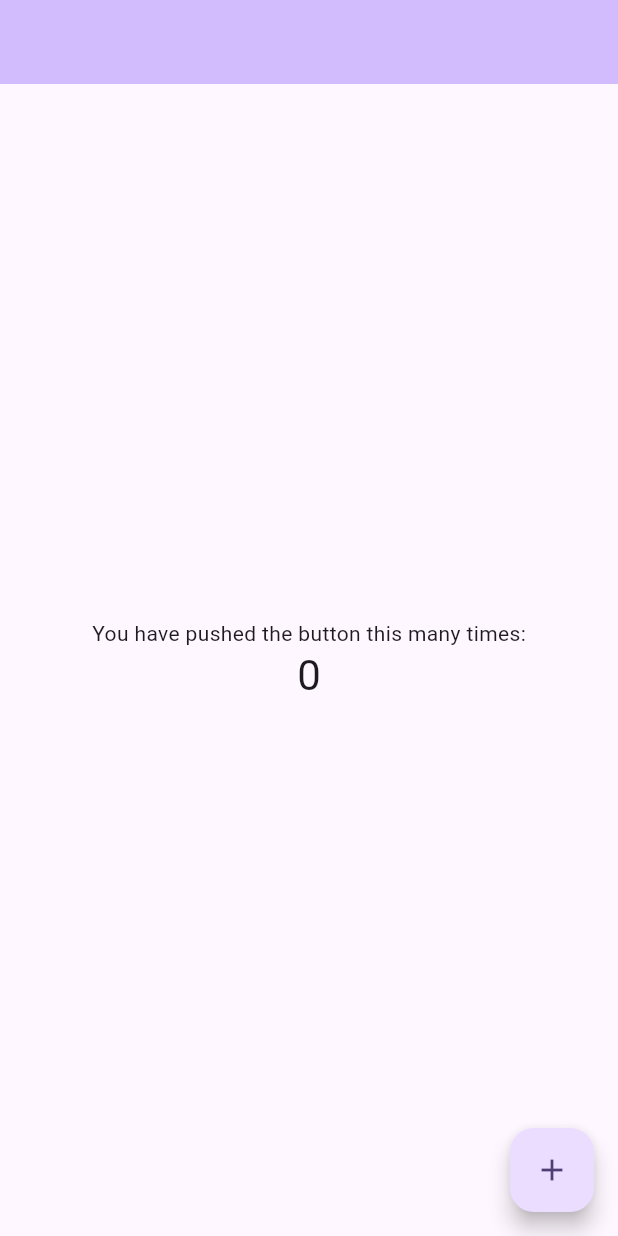
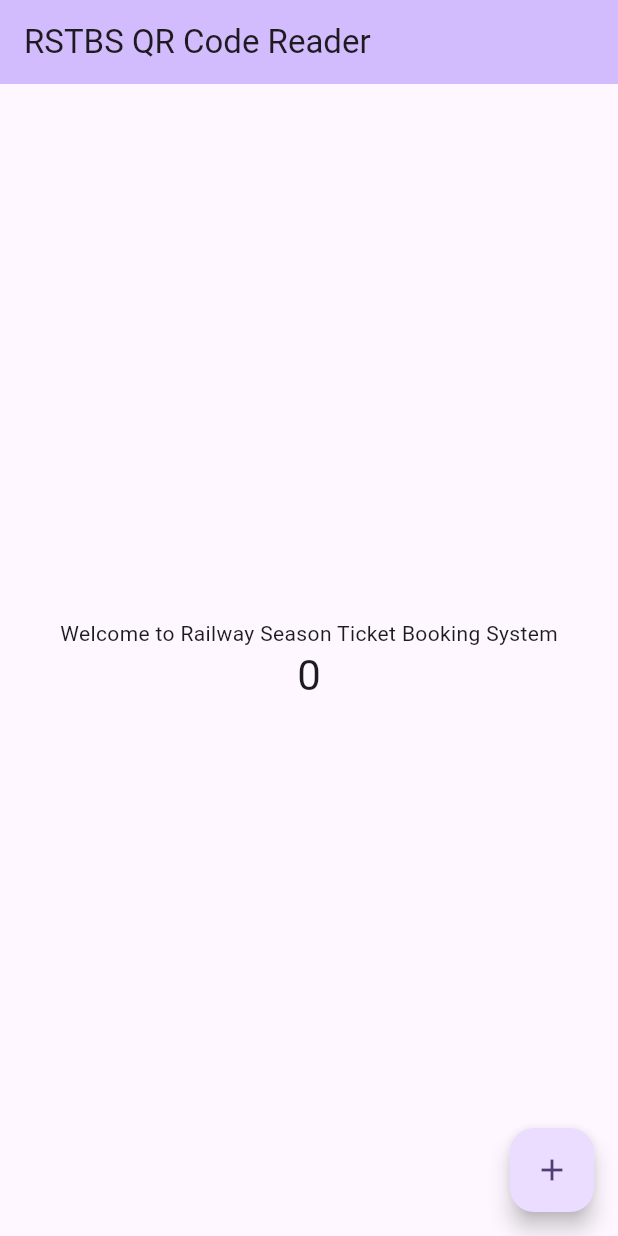
Before and after one commit to udaravimukthi/rstbs_qr_code_reader, a Flutter app: the screen it shows after launch, on a phone screen of 412 x 824 dp. Run offline on Flutter 3.47's test engine with Material 3 defaults, Android fonts, the phone set to English and light mode, and no system bars.

Commit message:
Added a change

```diff
--- a/lib/main.dart
+++ b/lib/main.dart
@@ -13,40 +13,16 @@ class MyApp extends StatelessWidget {
     return MaterialApp(
       title: 'Flutter Demo',
       theme: ThemeData(
-        // This is the theme of your application.
-        //
-        // TRY THIS: Try running your application with "flutter run". You'll see
-        // the application has a purple toolbar. Then, without quitting the app,
-        // try changing the seedColor in the colorScheme below to Colors.green
-        // and then invoke "hot reload" (save your changes or press the "hot
-        // reload" button in a Flutter-supported IDE, or press "r" if you used
-        // the command line to start the app).
-        //
-        // Notice that the counter didn't reset back to zero; the application
-        // state is not lost during the reload. To reset the state, use hot
-        // restart instead.
-        //
-        // This works for code too, not just values: Most code changes can be
-        // tested with just a hot reload.
         colorScheme: ColorScheme.fromSeed(seedColor: Colors.deepPurple),
         useMaterial3: true,
       ),
-      home: const MyHomePage(title: ''),
+      home: const MyHomePage(title: 'RSTBS QR Code Reader'),
     );
   }
 }
 
 class MyHomePage extends StatefulWidget {
   const MyHomePage({super.key, required this.title});
-
-  // This widget is the home page of your application. It is stateful, meaning
-  // that it has a State object (defined below) that contains fields that affect
-  // how it looks.
-
-  // This class is the configuration for the state. It holds the values (in this
-  // case the title) provided by the parent (in this case the App widget) and
-  // used by the build method of the State. Fields in a Widget subclass are
-  // always marked "final".
 
   final String title;
 
@@ -59,58 +35,27 @@ class _MyHomePageState extends State<MyHomePage> {
 
   void _incrementCounter() {
     setState(() {
-      // This call to setState tells the Flutter framework that something has
-      // changed in this State, which causes it to rerun the build method below
-      // so that the display can reflect the updated values. If we changed
-      // _counter without calling setState(), then the build method would not be
-      // called again, and so nothing would appear to happen.
       _counter++;
     });
   }
 
   @override
   Widget build(BuildContext context) {
-    // This method is rerun every time setState is called, for instance as done
-    // by the _incrementCounter method above.
-    //
-    // The Flutter framework has been optimized to make rerunning build methods
-    // fast, so that you can just rebuild anything that needs updating rather
-    // than having to individually change instances of widgets.
     return Scaffold(
       appBar: AppBar(
-        // TRY THIS: Try changing the color here to a specific color (to
-        // Colors.amber, perhaps?) and trigger a hot reload to see the AppBar
-        // change color while the other colors stay the same.
         backgroundColor: Theme.of(context).colorScheme.inversePrimary,
-        // Here we take the value from the MyHomePage object that was created by
-        // the App.build method, and use it to set our appbar title.
         title: Text(widget.title),
       ),
       body: Center(
-        // Center is a layout widget. It takes a single child and positions it
-        // in the middle of the parent.
         child: Column(
-          // Column is also a layout widget. It takes a list of children and
-          // arranges them vertically. By default, it sizes itself to fit its
-          // children horizontally, and tries to be as tall as its parent.
-          //
-          // Column has various properties to control how it sizes itself and
-          // how it positions its children. Here we use mainAxisAlignment to
-          // center the children vertically; the main axis here is the vertical
-          // axis because Columns are vertical (the cross axis would be
-          // horizontal).
-          //
-          // TRY THIS: Invoke "debug painting" (choose the "Toggle Debug Paint"
-          // action in the IDE, or press "p" in the console), to see the
-          // wireframe for each widget.
           mainAxisAlignment: MainAxisAlignment.center,
           children: <Widget>[
             const Text(
-              'You have pushed the button this many times:',
+              'Welcome to Railway Season Ticket Booking System',
             ),
-            Text(
+           Text(
               '$_counter',
-              style: Theme.of(context).textTheme.headlineMedium,
+               style: Theme.of(context).textTheme.headlineMedium,
             ),
           ],
         ),
@@ -119,7 +64,7 @@ class _MyHomePageState extends State<MyHomePage> {
         onPressed: _incrementCounter,
         tooltip: 'Increment',
         child: const Icon(Icons.add),
-      ), // This trailing comma makes auto-formatting nicer for build methods.
+      ),
     );
   }
 }
```
